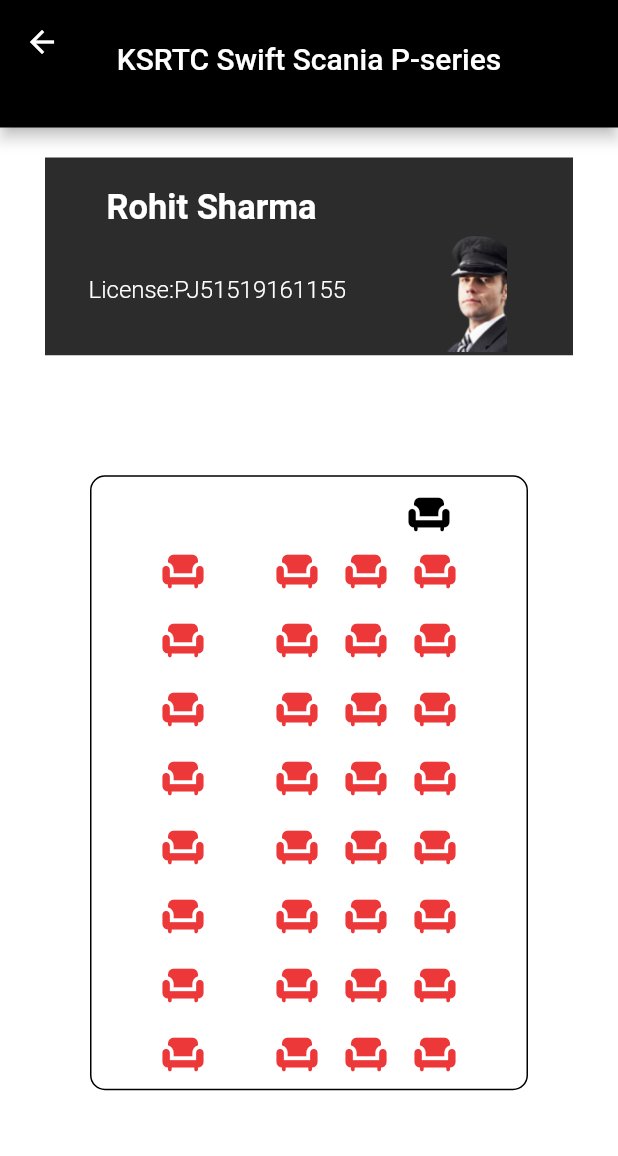
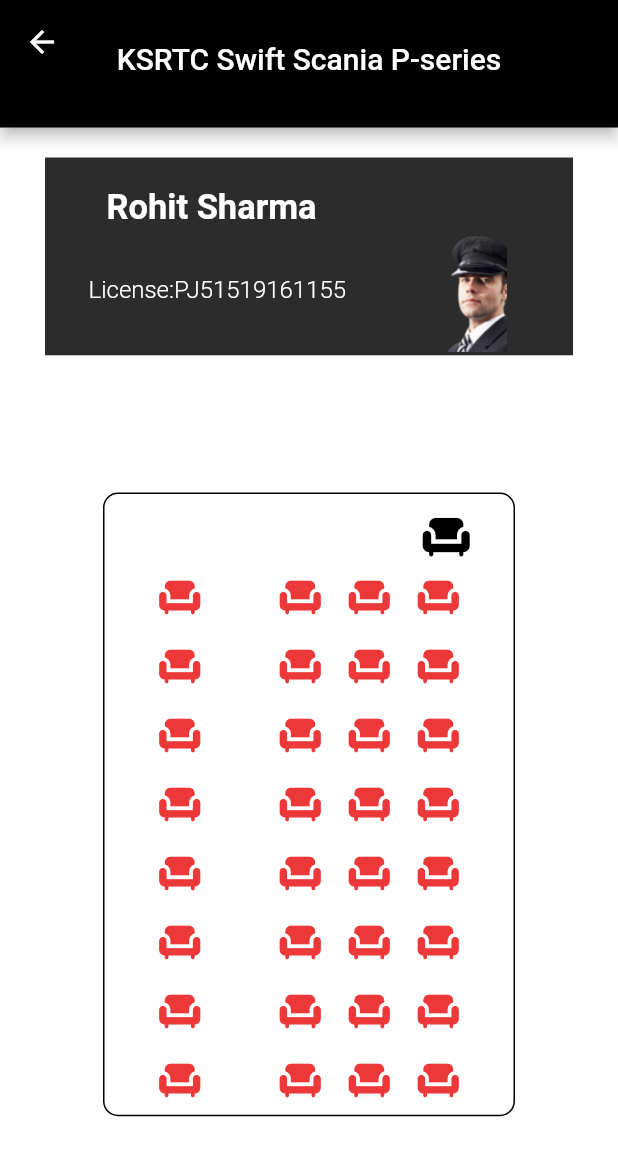
Before and after one commit to FasalulHaque/moovbe_test, a Flutter app: the screen it shows after launch, after a tap on "Get Started", after a tap on "Login", after a tap on "KSRTC", on a phone screen of 412 x 824 dp. Shown: the top 1156 px of the screen. Run offline on Flutter 3.47's test engine with Material 2 defaults, Android fonts, the phone set to English and light mode, and no system bars; our stand-ins replace flutter_screenutil, get, google_fonts.

Commit message:
second commit

```diff
--- a/lib/driverList/addDriver.dart
+++ b/lib/driverList/addDriver.dart
@@ -1,5 +1,6 @@
 import 'package:flutter/material.dart';
 import 'package:google_fonts/google_fonts.dart';
+import 'package:moovbe_test_project/driverList/driverList.dart';
 
 class AddDriver extends StatelessWidget {
   AddDriver({super.key});
@@ -22,7 +23,7 @@
           ),
         ),
       ),
-      body: SingleChildScrollView (
+      body: SingleChildScrollView(
         child: Column(
           children: [
             addDriver(nameController, 'Enter Name'),
@@ -35,11 +36,11 @@
               child: SizedBox(
                 height: 64,
                 child: GestureDetector(
-                  // onTap: () => Navigator.pushReplacement(
-                  //     context,
-                  //     MaterialPageRoute<dynamic>(
-                  //       builder: (context) => AddDriver(),
-                  //     )),
+                  onTap: () => Navigator.pushReplacement(
+                      context,
+                      MaterialPageRoute<dynamic>(
+                        builder: (context) => DriverList(),
+                      )),
                   child: Card(
                     shadowColor: Colors.redAccent,
                     elevation: 0,
@@ -91,7 +92,6 @@
       child: TextFormField(
         controller: controller,
         textAlign: TextAlign.center,
-        keyboardType: TextInputType.number,
         decoration: InputDecoration(
           fillColor: const Color.fromARGB(255, 232, 226, 226),
           filled: true,
--- a/lib/loginScreen/loginScreen.dart
+++ b/lib/loginScreen/loginScreen.dart
@@ -104,7 +104,6 @@
       child: TextFormField(
         controller: controller,
         textAlign: TextAlign.center,
-        keyboardType: TextInputType.number,
         decoration: InputDecoration(
           fillColor: const Color.fromARGB(255, 232, 226, 226),
           filled: true,
--- a/lib/main.dart
+++ b/lib/main.dart
@@ -1,4 +1,5 @@
 import 'package:flutter/material.dart';
+import 'package:flutter_screenutil/flutter_screenutil.dart';
 import 'package:moovbe_test_project/firstPage/firstPage.dart';
 
 void main() {
@@ -10,6 +11,7 @@
 
   @override
   Widget build(BuildContext context) {
+    return ScreenUtilInit(builder: (context, child) {
       return MaterialApp(
           debugShowCheckedModeBanner: false,
           title: 'Flutter Demo',
@@ -17,5 +19,6 @@
             primarySwatch: Colors.blue,
           ),
           home: const FirstPage());
+    });
   }
 }
--- a/lib/seat/seat.dart
+++ b/lib/seat/seat.dart
@@ -1,4 +1,5 @@
 import 'package:flutter/material.dart';
+import 'package:flutter_screenutil/flutter_screenutil.dart';
 import 'package:moovbe_test_project/seat/widgets/seating.dart';
 import 'package:get/get.dart';
 
@@ -69,23 +70,26 @@
           ),
         ),
         Container(
-          margin: const EdgeInsets.only(left: 60, right: 60, top: 80),
+          margin: EdgeInsets.only(left: 60.r, right: 60.r, top: 80.r),
           width: double.infinity,
           decoration: BoxDecoration(
               border: Border.all(), borderRadius: BorderRadius.circular(10)),
           child: Column(
             children: [
-              const Padding(
-                padding: EdgeInsets.only(left: 160, top: 10),
+              Padding(
+                padding: EdgeInsets.only(left: 160.r, top: 10.r),
                 child: Icon(
                   Icons.chair,
                   color: Color.fromRGBO(0, 0, 0, 1),
-                  size: 30,
+                  size: 30.sp,
                 ),
               ),
               Row(
                 mainAxisAlignment: MainAxisAlignment.center,
                 children: [
+                  // SizedBox(
+                  //   width: 20,
+                  // ),
                   Column(
                     children: const [
                       BusSetIcon(),
@@ -98,8 +102,8 @@
                       BusSetIcon(),
                     ],
                   ),
-                  const SizedBox(
-                    width: 30,
+                  SizedBox(
+                    width: 30.w,
                   ),
                   Column(
                     children: const [
--- a/pubspec.yaml
+++ b/pubspec.yaml
@@ -37,7 +37,7 @@
   cupertino_icons: ^1.0.2
   google_fonts: ^4.0.3
   get: ^4.6.5
-  screen_utils: ^0.0.1
+  flutter_screenutil: ^5.6.1
 
 dev_dependencies:
   flutter_test:
```
Also changed, not shown: pubspec.lock. Lines whose indentation alone changed are shown as unchanged.
